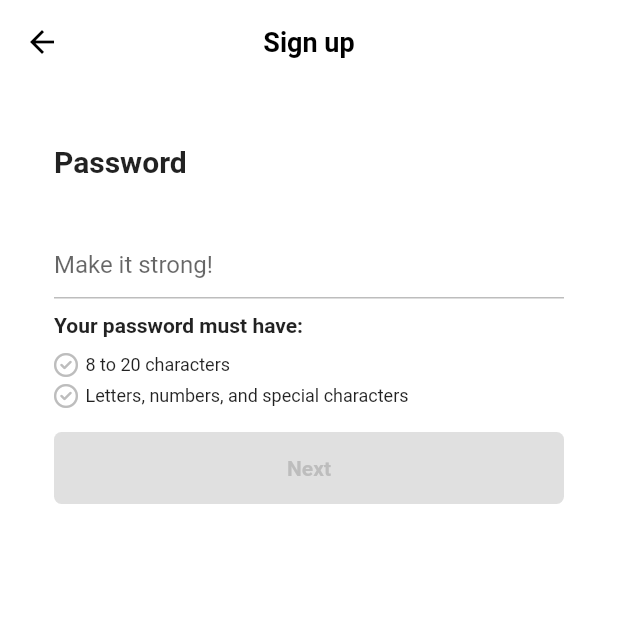
After one commit to Junhyung-Won/flutter-tiktok, a Flutter app: the PasswordScreen screen opened directly, on a phone screen of 412 x 824 dp, the top half of it. The commit adds this screen. Run offline on Flutter 3.47's test engine with Material 2 defaults, Android fonts, the phone set to English and light mode, and no system bars; our stand-ins replace font_awesome_flutter.

Commit message:
Password Screen Created. Password validation.

```diff
--- /dev/null
+++ b/lib/features/authentication/password_screen.dart
@@ -0,0 +1,193 @@
+import 'package:flutter/material.dart';
+import 'package:flutter_tiktok_clone/constants/gaps.dart';
+import 'package:flutter_tiktok_clone/constants/sizes.dart';
+import 'package:flutter_tiktok_clone/features/authentication/birthday_screen.dart';
+import 'package:flutter_tiktok_clone/features/authentication/widgets/form_button.dart';
+import 'package:font_awesome_flutter/font_awesome_flutter.dart';
+
+class PasswordScreen extends StatefulWidget {
+  const PasswordScreen({super.key});
+
+  @override
+  State<PasswordScreen> createState() => _PasswordScreenState();
+}
+
+class _PasswordScreenState extends State<PasswordScreen> {
+  final TextEditingController _passwordController = TextEditingController();
+  String _password = "";
+  bool _obscureText = true;
+
+  bool _isPasswordValid() {
+    return _password.isNotEmpty && _password.length > 8;
+  }
+
+  bool _isLettersValid() {
+    //final regExp = RegExp(r"^(?=.*[a-z])(?=.*[A-Z])(?=.*\d)[a-zA-Z\d]");
+    final regExp = RegExp(
+        r'^(?=.*[A-Za-z])(?=.*\d)(?=.*[@$!%*#?&])[A-Za-z\d@$!%*#?&]{8,}$');
+    return _password.isNotEmpty && regExp.hasMatch(_password);
+  }
+
+  @override
+  void initState() {
+    super.initState();
+    _passwordController.addListener(() {
+      setState(() {
+        _password = _passwordController.text;
+      });
+    });
+  }
+
+  @override
+  void dispose() {
+    _passwordController.dispose();
+    super.dispose();
+  }
+
+  void _onScaffoldTap() {
+    FocusScope.of(context).unfocus();
+  }
+
+  void _onSubmit() {
+    if (!_isPasswordValid()) return;
+    Navigator.push(
+      context,
+      MaterialPageRoute(
+        builder: (context) => const BirthdayScreen(),
+      ),
+    );
+  }
+
+  void _onClearTap() {
+    _passwordController.clear();
+  }
+
+  void _toggleObscureText() {
+    _obscureText = !_obscureText;
+    setState(() {});
+  }
+
+  @override
+  Widget build(BuildContext context) {
+    return GestureDetector(
+      onTap: _onScaffoldTap,
+      child: Scaffold(
+        appBar: AppBar(
+          title: const Text(
+            "Sign up",
+          ),
+          centerTitle: true,
+        ),
+        body: Padding(
+          padding: const EdgeInsets.symmetric(horizontal: Sizes.size36),
+          child: Column(
+            crossAxisAlignment: CrossAxisAlignment.start,
+            children: [
+              Gaps.v40,
+              const Text(
+                "Password",
+                style: TextStyle(
+                  fontSize: Sizes.size20,
+                  fontWeight: FontWeight.w600,
+                ),
+              ),
+              Gaps.v32,
+              TextField(
+                controller: _passwordController,
+                autocorrect: false,
+                obscureText: _obscureText,
+                onEditingComplete: _onSubmit,
+                decoration: InputDecoration(
+                  suffix: Row(
+                    mainAxisSize: MainAxisSize.min,
+                    children: [
+                      GestureDetector(
+                        onTap: _onClearTap,
+                        child: FaIcon(
+                          FontAwesomeIcons.solidCircleXmark,
+                          color: Colors.grey.shade400,
+                          size: Sizes.size20,
+                        ),
+                      ),
+                      Gaps.h12,
+                      GestureDetector(
+                        onTap: _toggleObscureText,
+                        child: FaIcon(
+                          _obscureText
+                              ? FontAwesomeIcons.eye
+                              : FontAwesomeIcons.eyeSlash,
+                          color: Colors.grey.shade400,
+                          size: Sizes.size20,
+                        ),
+                      ),
+                    ],
+                  ),
+                  hintText: "Make it strong!",
+                  enabledBorder: UnderlineInputBorder(
+                    borderSide: BorderSide(
+                      color: Colors.grey.shade400,
+                    ),
+                  ),
+                  focusedBorder: UnderlineInputBorder(
+                    borderSide: BorderSide(
+                      color: Colors.grey.shade400,
+                    ),
+                  ),
+                ),
+                cursorColor: Theme.of(context).primaryColor,
+              ),
+              Gaps.v10,
+              const Text(
+                "Your password must have:",
+                style: TextStyle(fontWeight: FontWeight.bold),
+              ),
+              Gaps.v10,
+              Row(
+                children: [
+                  FaIcon(
+                    FontAwesomeIcons.circleCheck,
+                    size: Sizes.size16,
+                    color: _isPasswordValid()
+                        ? Colors.green
+                        : Colors.grey.shade400,
+                  ),
+                  Gaps.h5,
+                  const Text(
+                    "8 to 20 characters",
+                    style: TextStyle(
+                      fontSize: Sizes.size12,
+                    ),
+                  ),
+                ],
+              ),
+              Gaps.v5,
+              Row(
+                children: [
+                  FaIcon(
+                    FontAwesomeIcons.circleCheck,
+                    size: Sizes.size16,
+                    color:
+                        _isLettersValid() ? Colors.green : Colors.grey.shade400,
+                  ),
+                  Gaps.h5,
+                  const Text(
+                    "Letters, numbers, and special characters",
+                    style: TextStyle(
+                      fontSize: Sizes.size12,
+                    ),
+                  ),
+                ],
+              ),
+              Gaps.v16,
+              GestureDetector(
+                onTap: _onSubmit,
+                child: FormButton(
+                    disabled: !_isPasswordValid() && !_isLettersValid()),
+              ),
+            ],
+          ),
+        ),
+      ),
+    );
+  }
+}
--- /dev/null
+++ b/lib/features/authentication/widgets/form_button.dart
@@ -0,0 +1,38 @@
+import 'package:flutter/material.dart';
+import 'package:flutter_tiktok_clone/constants/sizes.dart';
+
+class FormButton extends StatelessWidget {
+  const FormButton({
+    super.key,
+    required this.disabled,
+  });
+
+  final bool disabled;
+
+  @override
+  Widget build(BuildContext context) {
+    return FractionallySizedBox(
+      widthFactor: 1.0,
+      child: AnimatedContainer(
+        duration: const Duration(milliseconds: 300),
+        padding: const EdgeInsets.symmetric(vertical: Sizes.size16),
+        decoration: BoxDecoration(
+          color:
+              disabled ? Colors.grey.shade300 : Theme.of(context).primaryColor,
+          borderRadius: BorderRadius.circular(Sizes.size5),
+        ),
+        child: AnimatedDefaultTextStyle(
+          duration: const Duration(milliseconds: 300),
+          style: TextStyle(
+            color: disabled ? Colors.grey.shade400 : Colors.white,
+            fontWeight: FontWeight.w600,
+          ),
+          child: const Text(
+            "Next",
+            textAlign: TextAlign.center,
+          ),
+        ),
+      ),
+    );
+  }
+}
```
Also changed, not shown: lib/features/authentication/birthday_screen.dart (added, +10 -0 lines), lib/features/authentication/email_screen.dart (+67 -30 lines), lib/features/authentication/username_screen.dart (+19 -22 lines).
